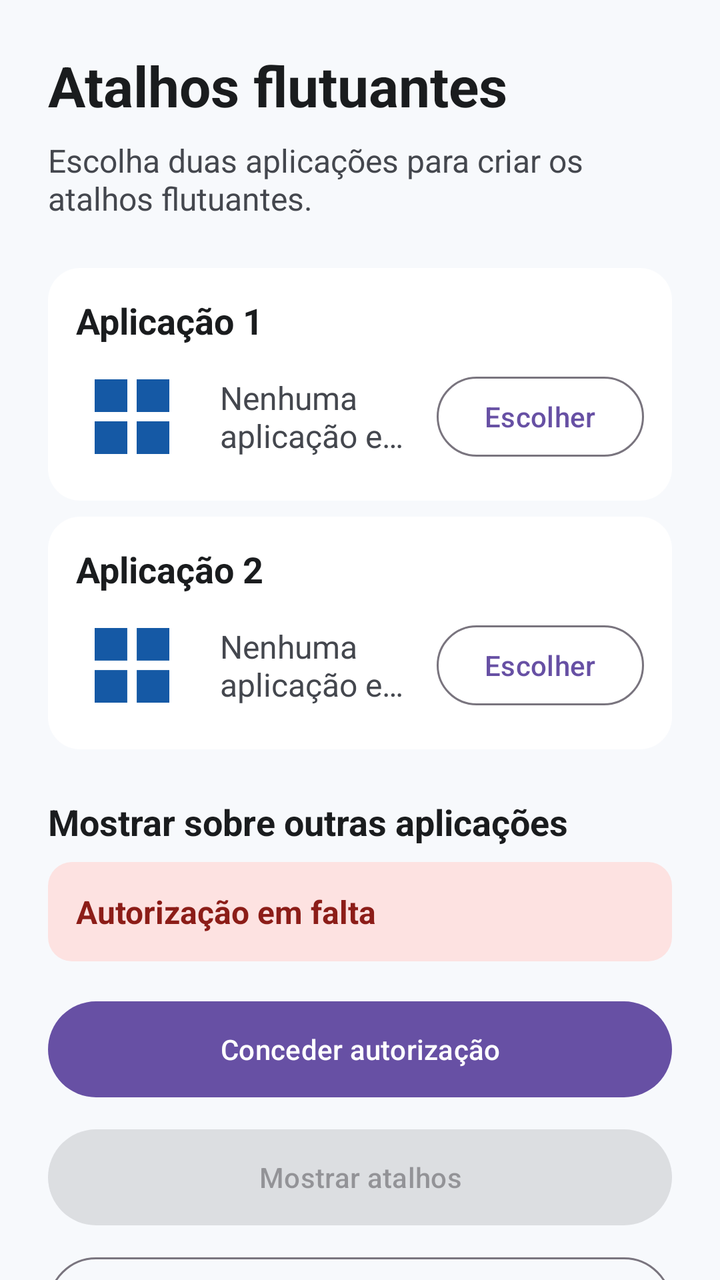
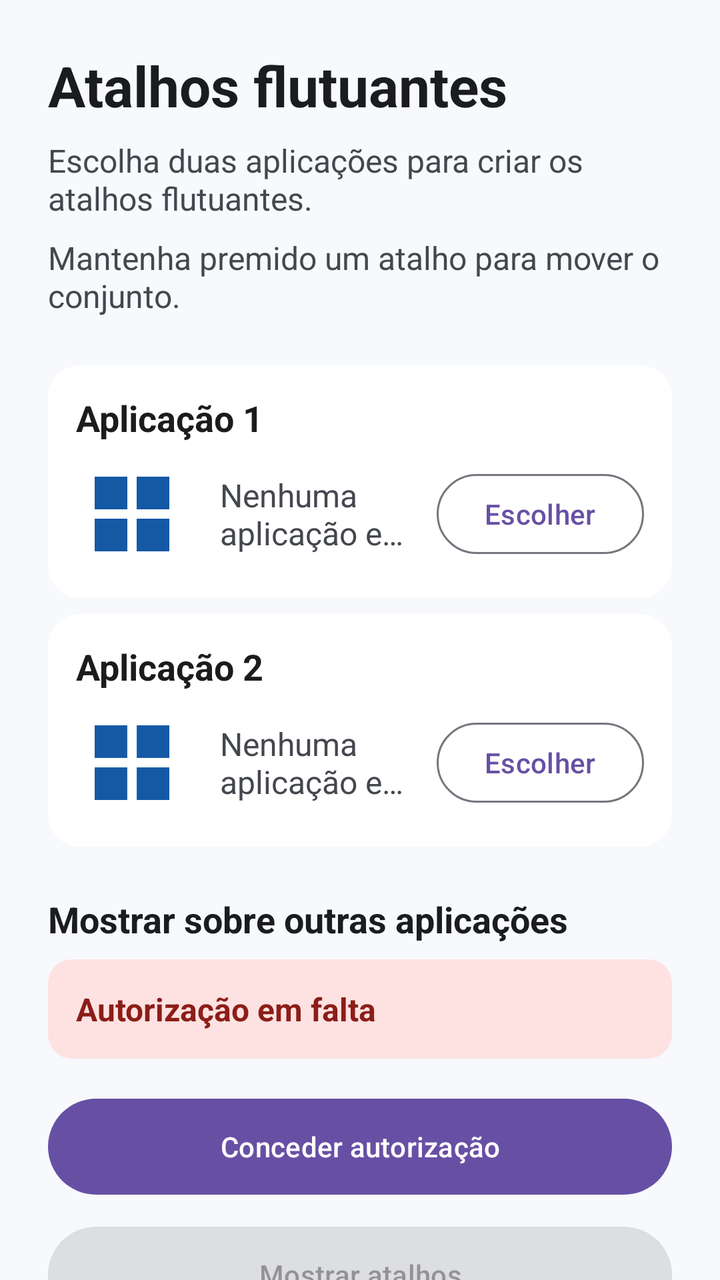

The first picture is an Android layout as it rendered before a commit; the second is the same layout after the commit. The layout source and the unified diff follow.
<!-- AndroidManifest.xml: application theme Theme.FloatSwitch -->
<!-- res/layout/activity_main.xml -->
<?xml version="1.0" encoding="utf-8"?>
<androidx.constraintlayout.widget.ConstraintLayout xmlns:android="http://schemas.android.com/apk/res/android"
    xmlns:app="http://schemas.android.com/apk/res-auto"
    xmlns:tools="http://schemas.android.com/tools"
    android:id="@+id/main"
    android:layout_width="match_parent"
    android:layout_height="match_parent"
    tools:context=".MainActivity">

    <ScrollView
        android:layout_width="0dp"
        android:layout_height="0dp"
        android:fillViewport="true"
        android:scrollbars="none"
        app:layout_constraintBottom_toBottomOf="parent"
        app:layout_constraintEnd_toEndOf="parent"
        app:layout_constraintStart_toStartOf="parent"
        app:layout_constraintTop_toTopOf="parent"
        app:layout_constraintWidth_max="@dimen/screen_content_max_width">

        <LinearLayout
            android:layout_width="match_parent"
            android:layout_height="wrap_content"
            android:gravity="center_vertical"
            android:orientation="vertical"
            android:padding="@dimen/screen_content_padding">

            <TextView
                android:layout_width="match_parent"
                android:layout_height="wrap_content"
                android:text="@string/screen_title"
                android:textColor="@color/screen_text_primary"
                android:textSize="@dimen/text_size_title"
                android:textStyle="bold" />

            <TextView
                android:layout_width="match_parent"
                android:layout_height="wrap_content"
                android:layout_marginTop="@dimen/spacing_small"
                android:text="@string/screen_description"
                android:textColor="@color/screen_text_secondary"
                android:textSize="@dimen/text_size_body" />

            <LinearLayout
                android:layout_width="match_parent"
                android:layout_height="wrap_content"
                android:layout_marginTop="@dimen/spacing_large"
                android:background="@drawable/app_selection_background"
                android:orientation="vertical"
                android:padding="@dimen/app_slot_padding">

                <TextView
                    android:layout_width="match_parent"
                    android:layout_height="wrap_content"
                    android:text="@string/application_one_label"
                    android:textColor="@color/screen_text_primary"
                    android:textSize="@dimen/text_size_label"
                    android:textStyle="bold" />

                <LinearLayout
                    android:layout_width="match_parent"
                    android:layout_height="wrap_content"
                    android:layout_marginTop="@dimen/spacing_small"
                    android:gravity="center_vertical"
                    android:orientation="horizontal">

                    <ImageView
                        android:id="@+id/applicationOneIcon"
                        android:layout_width="@dimen/app_slot_icon_size"
                        android:layout_height="@dimen/app_slot_icon_size"
                        android:contentDescription="@string/no_application_icon_description"
                        android:scaleType="fitCenter"
                        android:src="@drawable/ic_app_placeholder"
                        app:tint="@color/overlay_icon" />

                    <TextView
                        android:id="@+id/applicationOneName"
                        android:layout_width="0dp"
                        android:layout_height="wrap_content"
                        android:layout_marginHorizontal="@dimen/spacing_medium"
                        android:layout_weight="1"
                        android:ellipsize="end"
                        android:maxLines="2"
                        android:text="@string/no_application_selected"
                        android:textColor="@color/screen_text_secondary"
                        android:textSize="@dimen/text_size_body" />

                    <com.google.android.material.button.MaterialButton
                        android:id="@+id/chooseApplicationOneButton"
                        style="@style/Widget.Material3.Button.OutlinedButton"
                        android:layout_width="wrap_content"
                        android:layout_height="wrap_content"
                        android:minHeight="@dimen/app_slot_button_min_height"
                        android:text="@string/button_choose_application"
                        android:textAllCaps="false" />
                </LinearLayout>
            </LinearLayout>

            <LinearLayout
                android:layout_width="match_parent"
                android:layout_height="wrap_content"
                android:layout_marginTop="@dimen/spacing_small"
                android:background="@drawable/app_selection_background"
                android:orientation="vertical"
                android:padding="@dimen/app_slot_padding">

                <TextView
                    android:layout_width="match_parent"
                    android:layout_height="wrap_content"
                    android:text="@string/application_two_label"
                    android:textColor="@color/screen_text_primary"
                    android:textSize="@dimen/text_size_label"
                    android:textStyle="bold" />

                <LinearLayout
                    android:layout_width="match_parent"
                    android:layout_height="wrap_content"
                    android:layout_marginTop="@dimen/spacing_small"
                    android:gravity="center_vertical"
                    android:orientation="horizontal">

                    <ImageView
                        android:id="@+id/applicationTwoIcon"
                        android:layout_width="@dimen/app_slot_icon_size"
                        android:layout_height="@dimen/app_slot_icon_size"
                        android:contentDescription="@string/no_application_icon_description"
                        android:scaleType="fitCenter"
                        android:src="@drawable/ic_app_placeholder"
                        app:tint="@color/overlay_icon" />

                    <TextView
                        android:id="@+id/applicationTwoName"
                        android:layout_width="0dp"
                        android:layout_height="wrap_content"
                        android:layout_marginHorizontal="@dimen/spacing_medium"
                        android:layout_weight="1"
                        android:ellipsize="end"
                        android:maxLines="2"
                        android:text="@string/no_application_selected"
                        android:textColor="@color/screen_text_secondary"
                        android:textSize="@dimen/text_size_body" />

                    <com.google.android.material.button.MaterialButton
                        android:id="@+id/chooseApplicationTwoButton"
                        style="@style/Widget.Material3.Button.OutlinedButton"
                        android:layout_width="wrap_content"
                        android:layout_height="wrap_content"
                        android:minHeight="@dimen/app_slot_button_min_height"
                        android:text="@string/button_choose_application"
                        android:textAllCaps="false" />
                </LinearLayout>
            </LinearLayout>

            <TextView
                android:layout_width="match_parent"
                android:layout_height="wrap_content"
                android:layout_marginTop="@dimen/spacing_large"
                android:text="@string/overlay_permission_label"
                android:textColor="@color/screen_text_primary"
                android:textSize="@dimen/text_size_label"
                android:textStyle="bold" />

            <TextView
                android:id="@+id/overlayPermissionState"
                android:layout_width="match_parent"
                android:layout_height="wrap_content"
                android:layout_marginTop="@dimen/spacing_small"
                android:background="@drawable/status_background"
                android:padding="@dimen/status_padding"
                android:text="@string/overlay_permission_missing"
                android:textColor="@color/status_missing_text"
                android:textSize="@dimen/text_size_body"
                android:textStyle="bold" />

            <com.google.android.material.button.MaterialButton
                android:id="@+id/grantOverlayPermissionButton"
                android:layout_width="match_parent"
                android:layout_height="wrap_content"
                android:layout_marginTop="@dimen/spacing_medium"
                android:minHeight="@dimen/action_button_min_height"
                android:text="@string/button_grant_overlay_permission"
                android:textAllCaps="false" />

            <com.google.android.material.button.MaterialButton
                android:id="@+id/showShortcutsButton"
                android:layout_width="match_parent"
                android:layout_height="wrap_content"
                android:layout_marginTop="@dimen/spacing_small"
                android:enabled="false"
                android:minHeight="@dimen/action_button_min_height"
                android:text="@string/button_show_shortcuts"
                android:textAllCaps="false" />

            <com.google.android.material.button.MaterialButton
                android:id="@+id/hideShortcutsButton"
                style="@style/Widget.Material3.Button.OutlinedButton"
                android:layout_width="match_parent"
                android:layout_height="wrap_content"
                android:layout_marginTop="@dimen/spacing_small"
                android:minHeight="@dimen/action_button_min_height"
                android:text="@string/button_hide_shortcuts"
                android:textAllCaps="false" />

            <TextView
                android:id="@+id/feedbackText"
                android:layout_width="match_parent"
                android:layout_height="wrap_content"
                android:layout_marginTop="@dimen/spacing_medium"
                android:accessibilityLiveRegion="polite"
                android:minHeight="@dimen/feedback_min_height"
                android:text="@string/initial_guidance"
                android:textColor="@color/screen_text_secondary"
                android:textSize="@dimen/text_size_body" />
        </LinearLayout>
    </ScrollView>

</androidx.constraintlayout.widget.ConstraintLayout>
<!-- resources referenced by this layout -->
<resources>
  <color name="overlay_icon">#FF1559A5</color>
  <color name="screen_text_primary">#FF1A1C1E</color>
  <color name="screen_text_secondary">#FF44474E</color>
  <color name="status_missing_text">#FF8C1D18</color>
  <dimen name="action_button_min_height">56dp</dimen>
  <dimen name="app_slot_button_min_height">48dp</dimen>
  <dimen name="app_slot_icon_size">56dp</dimen>
  <dimen name="app_slot_padding">14dp</dimen>
  <dimen name="feedback_min_height">48dp</dimen>
  <dimen name="screen_content_max_width">720dp</dimen>
  <dimen name="screen_content_padding">24dp</dimen>
  <dimen name="spacing_large">24dp</dimen>
  <dimen name="spacing_medium">16dp</dimen>
  <dimen name="spacing_small">8dp</dimen>
  <dimen name="status_padding">14dp</dimen>
  <dimen name="text_size_body">16sp</dimen>
  <dimen name="text_size_label">18sp</dimen>
  <dimen name="text_size_title">28sp</dimen>
  <!-- drawable app_selection_background (drawable) -->
  <?xml version="1.0" encoding="utf-8"?>
  <shape xmlns:android="http://schemas.android.com/apk/res/android"
      android:shape="rectangle">
      <solid android:color="@color/app_slot_background" />
      <corners android:radius="@dimen/app_slot_corner_radius" />
  </shape>
  <!-- drawable ic_app_placeholder (drawable) -->
  <?xml version="1.0" encoding="utf-8"?>
  <vector xmlns:android="http://schemas.android.com/apk/res/android"
      android:width="32dp"
      android:height="32dp"
      android:viewportWidth="24"
      android:viewportHeight="24">
      <path
          android:fillColor="#FFFFFFFF"
          android:pathData="M4,4h7v7H4zM13,4h7v7h-7zM4,13h7v7H4zM13,13h7v7h-7z" />
  </vector>
  <!-- drawable status_background (drawable) -->
  <?xml version="1.0" encoding="utf-8"?>
  <shape xmlns:android="http://schemas.android.com/apk/res/android"
      android:shape="rectangle">
      <solid android:color="@color/status_missing_background" />
      <corners android:radius="@dimen/status_corner_radius" />
  </shape>
  <string name="application_one_label">Aplicação 1</string>
  <string name="application_two_label">Aplicação 2</string>
  <string name="button_choose_application">Escolher</string>
  <string name="button_grant_overlay_permission">Conceder autorização</string>
  <string name="button_hide_shortcuts">Ocultar atalhos</string>
  <string name="button_show_shortcuts">Mostrar atalhos</string>
  <string name="initial_guidance">Escolha duas aplicações, conceda a autorização e seleccione “Mostrar atalhos”.</string>
  <string name="no_application_icon_description">Posição sem aplicação escolhida</string>
  <string name="no_application_selected">Nenhuma aplicação escolhida</string>
  <string name="overlay_permission_label">Mostrar sobre outras aplicações</string>
  <string name="overlay_permission_missing">Autorização em falta</string>
  <string name="screen_description">Escolha duas aplicações para criar os atalhos flutuantes.</string>
  <string name="screen_title">Atalhos flutuantes</string>
  <style name="Theme.FloatSwitch" parent="Base.Theme.FloatSwitch" />
  <color name="app_slot_background">#FFFFFFFF</color>
  <dimen name="app_slot_corner_radius">16dp</dimen>
  <color name="status_missing_background">#FFFDE2E1</color>
  <dimen name="status_corner_radius">12dp</dimen>
  <style name="Base.Theme.FloatSwitch" parent="Theme.Material3.DayNight.NoActionBar">
          <item name="android:windowBackground">@color/screen_background</item>
      </style>
  <color name="screen_background">#FFF7F9FC</color>
</resources>

<!-- the commit's change to res/layout/activity_main.xml (unified diff, before → after) -->
@@ -41,6 +41,14 @@
                 android:textColor="@color/screen_text_secondary"
                 android:textSize="@dimen/text_size_body" />
 
+            <TextView
+                android:layout_width="match_parent"
+                android:layout_height="wrap_content"
+                android:layout_marginTop="@dimen/spacing_small"
+                android:text="@string/overlay_move_guidance"
+                android:textColor="@color/screen_text_secondary"
+                android:textSize="@dimen/text_size_body" />
+
             <LinearLayout
                 android:layout_width="match_parent"
                 android:layout_height="wrap_content"
<!-- resource entries referenced after the edit -->
@@ -52,6 +52,7 @@
   <string name="initial_guidance">Escolha duas aplicações, conceda a autorização e seleccione “Mostrar atalhos”.</string>
   <string name="no_application_icon_description">Posição sem aplicação escolhida</string>
   <string name="no_application_selected">Nenhuma aplicação escolhida</string>
+  <string name="overlay_move_guidance">Mantenha premido um atalho para mover o conjunto.</string>
   <string name="overlay_permission_label">Mostrar sobre outras aplicações</string>
   <string name="overlay_permission_missing">Autorização em falta</string>
   <string name="screen_description">Escolha duas aplicações para criar os atalhos flutuantes.</string>
